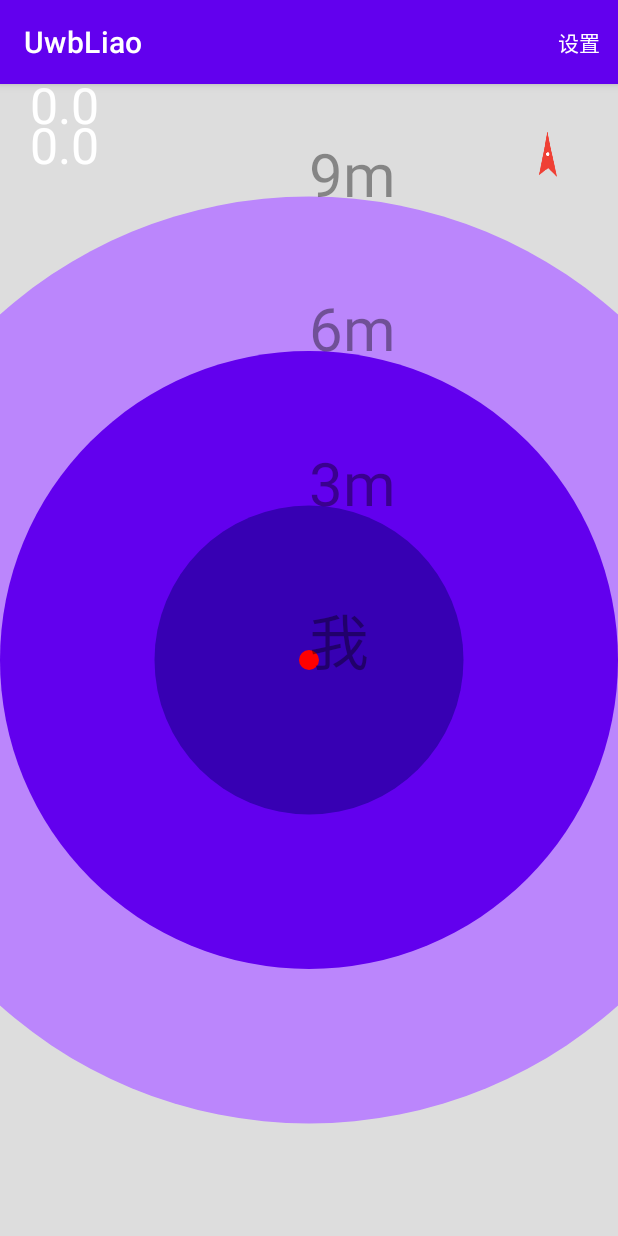
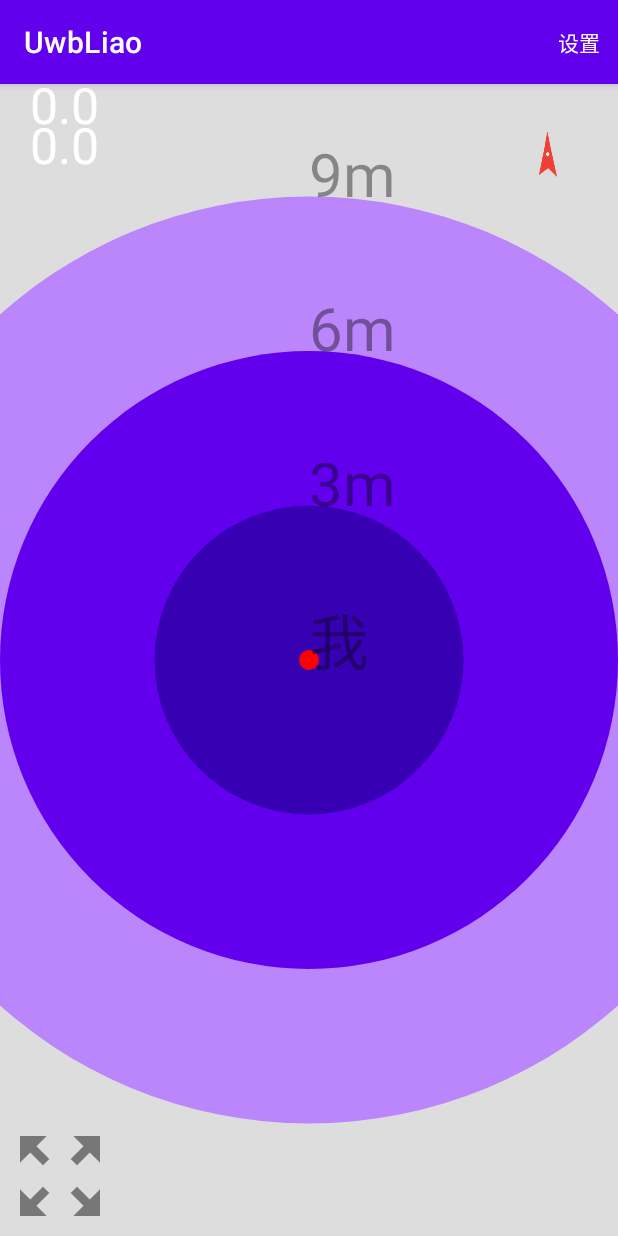
Before and after one commit to kouxthree/UwbLiao, an Android app: the screen it shows after launch (MainActivity), on a phone screen of 412 x 824 dp. Run offline under Robolectric (Android 15) with nearby library versions, the phone set to English and light mode, and no system bars; our stand-ins replace Room's generated code; libraries missing offline, so code that uses them is left out: org.apache.commons; 4 statements that could not run were skipped.

Commit message:
add dispmode

```diff
--- a/app/src/main/java/com/uwbliao/MainCanvasView.kt
+++ b/app/src/main/java/com/uwbliao/MainCanvasView.kt
@@ -9,6 +9,7 @@ import android.view.LayoutInflater
 import android.view.MotionEvent
 import android.view.View
 import android.view.inputmethod.EditorInfo
+import androidx.appcompat.content.res.AppCompatResources
 import androidx.core.content.res.ResourcesCompat
 import androidx.lifecycle.Lifecycle
 import androidx.lifecycle.LifecycleOwner
@@ -23,6 +24,13 @@ import org.apache.commons.math3.distribution.UniformIntegerDistribution
 import kotlin.math.cos
 import kotlin.math.sin
 
+class DispMode {
+    companion object {
+        const val DEFAULT = 0
+        const val WIDE = 1
+        const val NARROW = 2
+    }
+}
 open class MainCanvasView(context: Context): View(context), LifecycleOwner {
     private lateinit var bitmapCompass: Bitmap
     init {
@@ -35,6 +43,8 @@ open class MainCanvasView(context: Context): View(context), LifecycleOwner {
         )
     }
     private lateinit var dirSensor: DirSensor
+    private var mDispMode = DispMode.DEFAULT
+    private var mDispModePrev = DispMode.WIDE
     private var remoteDevs = mutableListOf<EntityDevice>()
     override fun onLayout(changed: Boolean, left: Int, top: Int, right: Int, bottom: Int) {
         super.onLayout(changed, left, top, right, bottom)
@@ -47,7 +57,7 @@ open class MainCanvasView(context: Context): View(context), LifecycleOwner {
     fun initRemoteDevs() {
         //direction sensor
         dirSensor = DirSensor(context)
-        //remote dev init/using view width,height
+        //remote dev init
         remoteDevs = mutableListOf()
         for(i in 0 until SettingActivity.scanRemoteNums) {
             val repdev = RepDevice(i.toString())
@@ -93,6 +103,11 @@ open class MainCanvasView(context: Context): View(context), LifecycleOwner {
         extraCanvas.drawBitmap(bitmapCompass, mymatrix, null)
         extraCanvas.drawText(DirSensor.orientAngel.toString(), 30f, 40f, paint)
         extraCanvas.drawText(degree.toString(), 30f, 80f, paint)
+    }
+    private fun drawAdjust() {
+        val d = AppCompatResources.getDrawable(context, R.drawable.ic_adjust)
+        d!!.setBounds(20, height-100, 100, height-20)
+        d.draw(extraCanvas)
     }
     private var infoRefreshHandler: Handler = Handler(Looper.getMainLooper())//for info refreshing
     private var infoRefreshTask = object : Runnable {
@@ -148,6 +163,11 @@ open class MainCanvasView(context: Context): View(context), LifecycleOwner {
                     }
                 }
                 if(tappedI != null) displayRemoteDevice(tappedI)
+                //zoom in zoom out
+                else if(x in 20..100 && y in height-100 .. height-20) {
+                    changeDispMode()
+                    refreshInfo()
+                }
             }
             MotionEvent.ACTION_MOVE -> {
 
@@ -227,7 +247,7 @@ open class MainCanvasView(context: Context): View(context), LifecycleOwner {
         textSize = DISTANCE_TEXT_SIZE
     }
     private fun drawFar() {
-        val r = (width*3f)/4f
+        val r = (getHorizontalRadius()*3f)/2f//(width*3f)/4f
         val paint = Paint().apply {
             color = backgroundColorFar
             isAntiAlias = true
@@ -243,7 +263,7 @@ open class MainCanvasView(context: Context): View(context), LifecycleOwner {
         extraCanvas.drawText(FAR_DISTANCE.toString()+"m", x, centerY-r, distancePaint)
     }
     private fun drawMid() {
-        val r = width/2f
+        val r = getHorizontalRadius()//width/2f
         val paint = Paint().apply {
             color = backgroundColorMid
             isAntiAlias = true
@@ -253,13 +273,13 @@ open class MainCanvasView(context: Context): View(context), LifecycleOwner {
             strokeCap = Paint.Cap.ROUND
             strokeWidth = STROKE_WIDTH
         }
-        extraCanvas.drawCircle(centerX, centerY, r, paint)
+        extraCanvas.drawCircle(centerX, centerY, r.toFloat(), paint)
         //distance mark
         val x = width/2f
         extraCanvas.drawText(MID_DISTANCE.toString()+"m", x, centerY-r, distancePaint)
     }
     private fun drawNear() {
-        val r = width/4f
+        val r = getHorizontalRadius()/2f//width/4f
         val paint = Paint().apply {
             color = backgroundColorNear
             isAntiAlias = true
@@ -291,6 +311,7 @@ open class MainCanvasView(context: Context): View(context), LifecycleOwner {
         extraCanvas.drawText(context.getString(R.string.txt_me), centerX, centerY+5, distancePaint)
     }
     private fun redrawBackground() {
+        if(width == 0) return//wait until layout init complete
         extraCanvas.drawColor(Color.TRANSPARENT, PorterDuff.Mode.CLEAR)
         extraCanvas.drawColor(backgroundColor)
         drawFar()
@@ -298,12 +319,16 @@ open class MainCanvasView(context: Context): View(context), LifecycleOwner {
         drawNear()
         drawMe()
         drawCompass()
+        drawAdjust()
     }
     private fun drawRemote(i: Int, remoteDev: EntityDevice) {
 //        val theta = remoteDev.theta + Math.PI/2 - dirSensor.orientAngel.value!!
         val theta = remoteDev.theta + Math.PI/2 - DirSensor.orientAngel
-        remoteDev.currentx = centerX + remoteDev.distance!!*cos(theta).toFloat()
-        remoteDev.currenty = centerY + remoteDev.distance!!*sin(theta).toFloat()
+        val drawdistance = remoteDev.distance!!*(getHorizontalRadius()*2/width)
+//        remoteDev.currentx = centerX + remoteDev.distance!!*cos(theta).toFloat()
+//        remoteDev.currenty = centerY + remoteDev.distance!!*sin(theta).toFloat()
+        remoteDev.currentx = centerX + drawdistance*cos(theta).toFloat()
+        remoteDev.currenty = centerY + drawdistance*sin(theta).toFloat()
          //text
         var paint = Paint().apply {
             color = remoteColor
@@ -353,12 +378,12 @@ open class MainCanvasView(context: Context): View(context), LifecycleOwner {
         val r = UniformIntegerDistribution(20, width*3/4-20).sample()
         remoteDev.theta = theta
         remoteDev.distance = r
-        remoteDev.currentx = centerX + r* cos(theta).toFloat()
-        remoteDev.currenty = centerY + r* sin(theta).toFloat()
+//        remoteDev.currentx = centerX + r* cos(theta).toFloat()
+//        remoteDev.currenty = centerY + r* sin(theta).toFloat()
     }
     //utils
     private fun myDistanceRatio(): Float {
-        return Utils.realDistanceRatio(MID_DISTANCE, width/2)
+        return Utils.realDistanceRatio(MID_DISTANCE, getHorizontalRadius().toInt())
     }
     private fun getRemoteColor(interest: Int): Int {
         return when(interest) {
@@ -367,4 +392,24 @@ open class MainCanvasView(context: Context): View(context), LifecycleOwner {
             else -> remoteColor
         }
     }
+    private fun getHorizontalRadius(): Float {
+        return (when(mDispMode) {
+            DispMode.WIDE -> width*3f/8
+            DispMode.NARROW -> width*3f/4
+            else -> width/2f
+        })
+    }
+    private fun changeDispMode() {
+        //wide -> default -> narrow
+        if(mDispMode == DispMode.WIDE || mDispMode == DispMode.NARROW) {
+            mDispModePrev = mDispMode
+            mDispMode = DispMode.DEFAULT
+        } else if(mDispModePrev == DispMode.WIDE) {
+            mDispModePrev = mDispMode
+            mDispMode = DispMode.NARROW
+        } else {
+            mDispModePrev = mDispMode
+            mDispMode = DispMode.WIDE
+        }
+    }
 }
--- a/app/src/main/java/com/uwbliao/db/EntityDevice.kt
+++ b/app/src/main/java/com/uwbliao/db/EntityDevice.kt
@@ -14,8 +14,8 @@ data class EntityDevice(
     @ColumnInfo(name = "nickname") var nickname: String? = null,
     @ColumnInfo(name = "distance") var distance: Int? = null,//meter
     @ColumnInfo(name = "theta") var theta: Double = 0.toDouble(),//angle
-    @ColumnInfo(name = "currentx") var currentx: Float = 0f,
-    @ColumnInfo(name = "currenty") var currenty: Float = 0f,
+    var currentx: Float = 0f,
+    var currenty: Float = 0f,
 )
 
 class Interest {
--- /dev/null
+++ b/app/src/main/res/drawable-anydpi/ic_adjust.xml
@@ -0,0 +1,16 @@
+<vector xmlns:android="http://schemas.android.com/apk/res/android"
+    android:width="24dp"
+    android:height="24dp"
+    android:viewportWidth="24"
+    android:viewportHeight="24"
+    android:tint="#333333"
+    android:alpha="0.6">
+  <group android:scaleX="1.3333334"
+      android:scaleY="1.3333334"
+      android:translateX="-4"
+      android:translateY="-4">
+    <path
+        android:fillColor="@android:color/white"
+        android:pathData="M15,3l2.3,2.3l-2.89,2.87l1.42,1.42L18.7,6.7L21,9V3H15zM3,9l2.3,-2.3l2.87,2.89l1.42,-1.42L6.7,5.3L9,3H3V9zM9,21l-2.3,-2.3l2.89,-2.87l-1.42,-1.42L5.3,17.3L3,15v6H9zM21,15l-2.3,2.3l-2.87,-2.89l-1.42,1.42l2.89,2.87L15,21h6V15z"/>
+  </group>
+</vector>
```
Also changed, not shown: app/src/main/res/drawable-hdpi/ic_adjust.png (added), app/src/main/res/drawable-mdpi/ic_adjust.png (added), app/src/main/res/drawable-xhdpi/ic_adjust.png (added), app/src/main/res/drawable-xxhdpi/ic_adjust.png (added).
